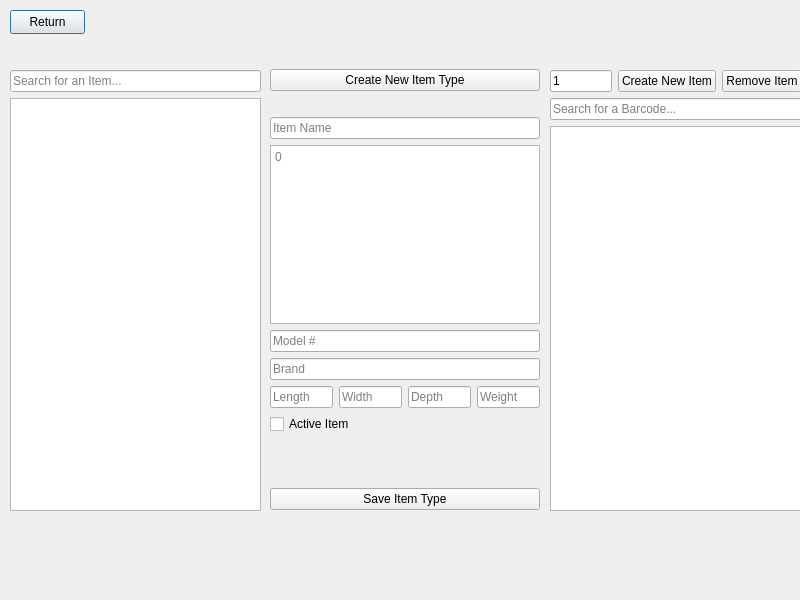
First picture: the form in UI/items_window.ui, repository npaolini-8/se-group-5, before the edit.
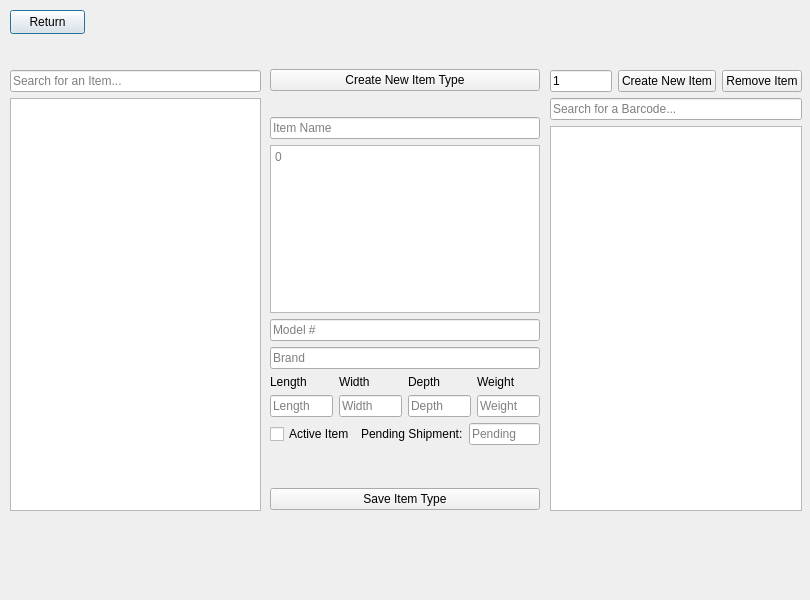
Second picture: the form after the edit.

Commit message: item window updated for pending shipment

```diff
--- a/UI/items_window.ui
+++ b/UI/items_window.ui
@@ -6,7 +6,7 @@
    <rect>
     <x>0</x>
     <y>0</y>
-    <width>800</width>
+    <width>810</width>
     <height>600</height>
    </rect>
   </property>
@@ -115,6 +115,38 @@
       </property>
      </widget>
     </item>
+    <item>
+     <layout class="QHBoxLayout" name="horizontalLayout_2">
+      <item>
+       <widget class="QLabel" name="len_lbl">
+        <property name="text">
+         <string>Length</string>
+        </property>
+       </widget>
+      </item>
+      <item>
+       <widget class="QLabel" name="widthLbl">
+        <property name="text">
+         <string>Width</string>
+        </property>
+       </widget>
+      </item>
+      <item>
+       <widget class="QLabel" name="depth_lbl">
+        <property name="text">
+         <string>Depth</string>
+        </property>
+       </widget>
+      </item>
+      <item>
+       <widget class="QLabel" name="weight_lbl">
+        <property name="text">
+         <string>Weight</string>
+        </property>
+       </widget>
+      </item>
+     </layout>
+    </item>
     <item>
      <layout class="QHBoxLayout" name="item_phys_atts_hlayout">
       <item>
@@ -148,11 +180,29 @@
      </layout>
     </item>
     <item>
-     <widget class="QCheckBox" name="active_check">
-      <property name="text">
-       <string>Active Item</string>
-      </property>
-     </widget>
+     <layout class="QHBoxLayout" name="active_pending_lo">
+      <item>
+       <widget class="QCheckBox" name="active_check">
+        <property name="text">
+         <string>Active Item</string>
+        </property>
+       </widget>
+      </item>
+      <item>
+       <widget class="QLabel" name="pending_lbl">
+        <property name="text">
+         <string>Pending Shipment:</string>
+        </property>
+       </widget>
+      </item>
+      <item>
+       <widget class="QLineEdit" name="pending_shipment_line">
+        <property name="placeholderText">
+         <string>Pending</string>
+        </property>
+       </widget>
+      </item>
+     </layout>
     </item>
     <item>
      <spacer name="verticalSpacer">
```
The commit also changes 3 other files.
